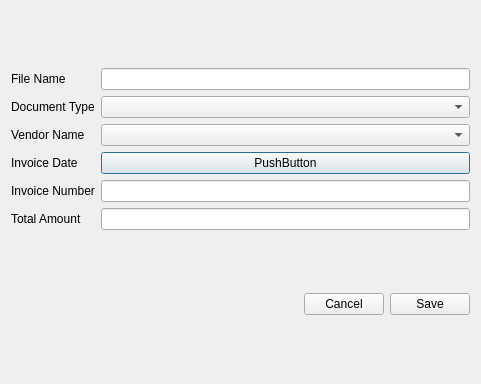
Before: the Qt Designer form ayrinti.ui in hsudas/QtFtp, drawn with Qt 5.
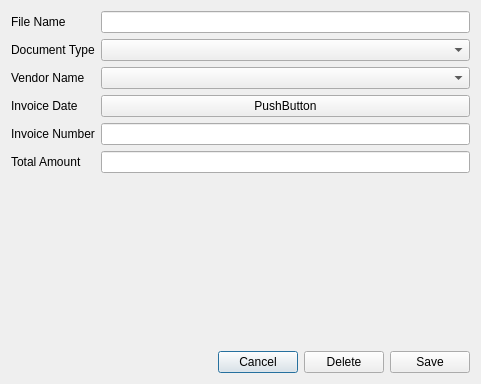
After: the same form once the commit is applied.

What changed in the file:
```diff
--- a/ayrinti.ui
+++ b/ayrinti.ui
@@ -14,7 +14,34 @@
    <string>Dialog</string>
   </property>
   <layout class="QGridLayout" name="gridLayout_2">
-   <item row="0" column="0" colspan="3">
+   <item row="2" column="1">
+    <widget class="QPushButton" name="btnIptal">
+     <property name="text">
+      <string>Cancel</string>
+     </property>
+    </widget>
+   </item>
+   <item row="1" column="0" colspan="4">
+    <spacer name="verticalSpacer">
+     <property name="orientation">
+      <enum>Qt::Vertical</enum>
+     </property>
+     <property name="sizeHint" stdset="0">
+      <size>
+       <width>20</width>
+       <height>40</height>
+      </size>
+     </property>
+    </spacer>
+   </item>
+   <item row="2" column="3">
+    <widget class="QPushButton" name="btnKaydet">
+     <property name="text">
+      <string>Save</string>
+     </property>
+    </widget>
+   </item>
+   <item row="0" column="0" colspan="4">
     <layout class="QGridLayout" name="gridLayout">
      <item row="4" column="1">
       <widget class="QLineEdit" name="txtInvoiceNumber"/>
@@ -82,7 +109,7 @@
      </item>
     </layout>
    </item>
-   <item row="1" column="0">
+   <item row="2" column="0">
     <spacer name="horizontalSpacer">
      <property name="orientation">
       <enum>Qt::Horizontal</enum>
@@ -95,17 +122,10 @@
      </property>
     </spacer>
    </item>
-   <item row="1" column="1">
-    <widget class="QPushButton" name="btnIptal">
+   <item row="2" column="2">
+    <widget class="QPushButton" name="btnSil">
      <property name="text">
-      <string>Cancel</string>
-     </property>
-    </widget>
-   </item>
-   <item row="1" column="2">
-    <widget class="QPushButton" name="btnKaydet">
-     <property name="text">
-      <string>Save</string>
+      <string>Delete</string>
      </property>
     </widget>
    </item>
```
Left out of the diff: 62 changed lines with no effect on the pictures.
